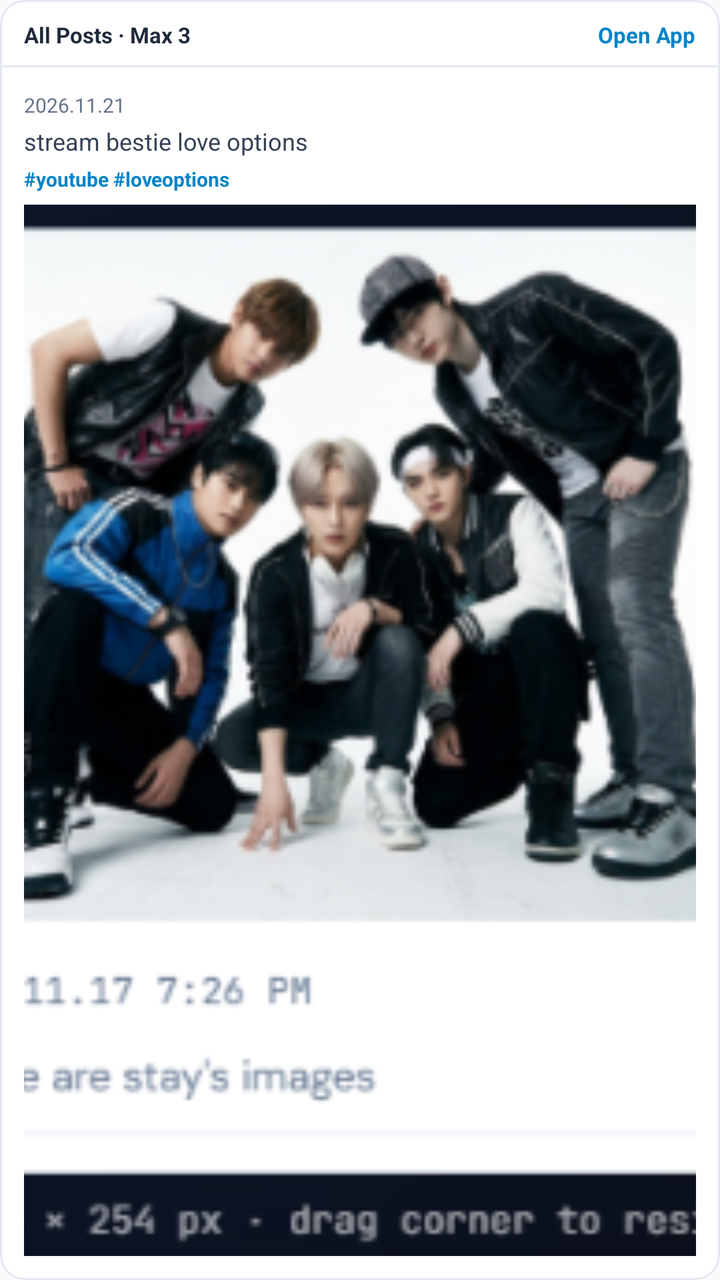
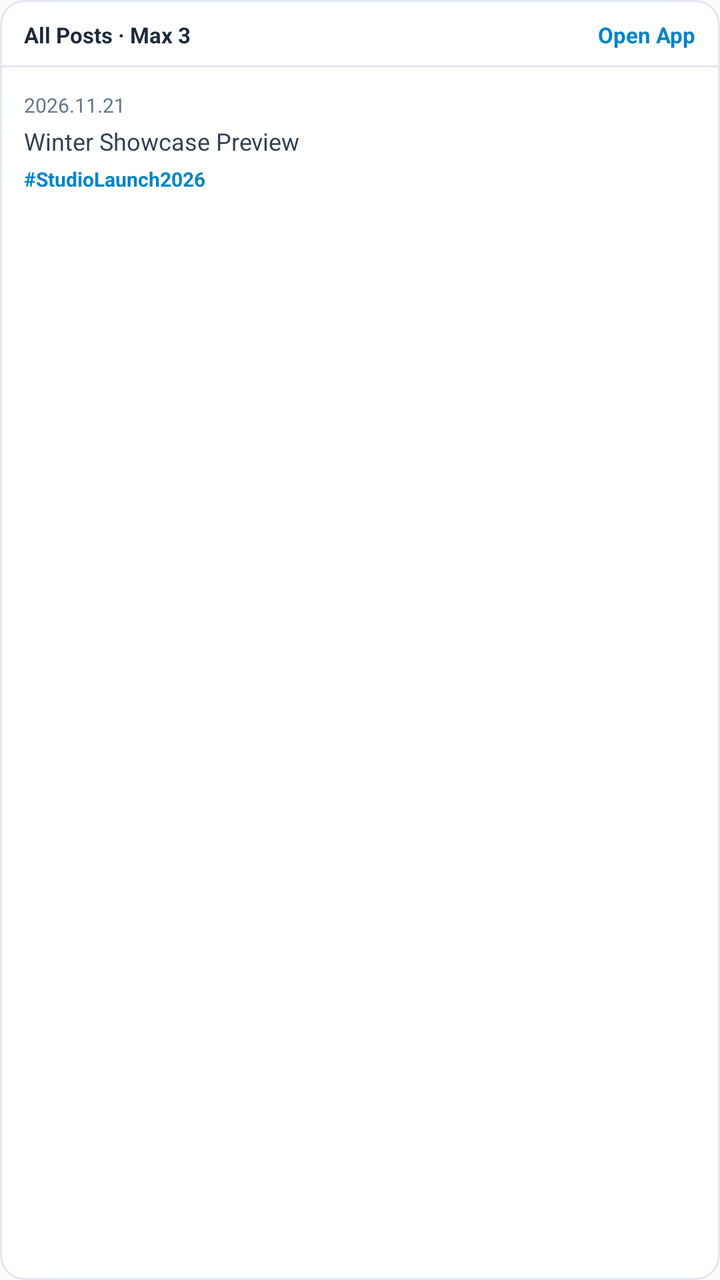

An Android layout rendered at two revisions. The XML below is the earlier revision; the diff shows what the commit changed to produce the second picture.
<!-- AndroidManifest.xml: application theme AppTheme -->
<!-- res/layout/widget_feed_card_preview.xml -->
<?xml version="1.0" encoding="utf-8"?>
<LinearLayout xmlns:android="http://schemas.android.com/apk/res/android"
    android:layout_width="match_parent"
    android:layout_height="match_parent"
    android:orientation="vertical"
    android:background="@drawable/widget_surface_crisp"
    android:padding="0dp">

    
    <LinearLayout
        android:layout_width="match_parent"
        android:layout_height="wrap_content"
        android:orientation="horizontal"
        android:gravity="center_vertical"
        android:paddingStart="12dp"
        android:paddingEnd="12dp"
        android:paddingTop="10dp"
        android:paddingBottom="8dp">

        <TextView
            android:layout_width="0dp"
            android:layout_height="wrap_content"
            android:layout_weight="1"
            android:text="All Posts · Max 3"
            android:textSize="11sp"
            android:textStyle="bold"
            android:textColor="#1E293B" />

        <TextView
            android:layout_width="wrap_content"
            android:layout_height="wrap_content"
            android:text="Open App"
            android:textSize="11sp"
            android:textStyle="bold"
            android:textColor="#0284C7" />
    </LinearLayout>

    <ImageView
        android:layout_width="match_parent"
        android:layout_height="1dp"
        android:src="@drawable/widget_divider"
        android:scaleType="fitXY"
        android:contentDescription="" />

    
    <LinearLayout
        android:layout_width="match_parent"
        android:layout_height="0dp"
        android:layout_weight="1"
        android:orientation="vertical"
        android:padding="12dp">

        <TextView
            android:layout_width="wrap_content"
            android:layout_height="wrap_content"
            android:text="2026.11.21"
            android:textSize="10sp"
            android:textColor="#64748B" />

        <TextView
            android:layout_width="match_parent"
            android:layout_height="wrap_content"
            android:layout_marginTop="3dp"
            android:text="stream bestie love options"
            android:textSize="12sp"
            android:textColor="#334155" />

        <TextView
            android:layout_width="match_parent"
            android:layout_height="wrap_content"
            android:layout_marginTop="4dp"
            android:text="#youtube #loveoptions"
            android:textSize="10sp"
            android:textStyle="bold"
            android:textColor="#0284C7" />

        <ImageView
            android:layout_width="match_parent"
            android:layout_height="0dp"
            android:layout_weight="1"
            android:layout_marginTop="6dp"
            android:adjustViewBounds="true"
            android:scaleType="centerCrop"
            android:src="@drawable/widget_preview_single_post"
            android:contentDescription="Post media" />
    </LinearLayout>

</LinearLayout>
<!-- resources referenced by this layout -->
<resources>
  <!-- drawable widget_divider (drawable) -->
  <?xml version="1.0" encoding="utf-8"?>
  <shape xmlns:android="http://schemas.android.com/apk/res/android"
      android:shape="rectangle">
      <solid android:color="#E2E8F0" />
      <size android:height="1dp" />
  </shape>
  <!-- drawable widget_preview_single_post: png bitmap (drawable, 114588 bytes) -->
  <!-- drawable widget_surface_crisp (drawable) -->
  <?xml version="1.0" encoding="utf-8"?>
  <shape xmlns:android="http://schemas.android.com/apk/res/android"
      android:shape="rectangle">
      <solid android:color="#FFFFFF" />
      <stroke android:width="1dp" android:color="#E2E8F0" />
      <corners android:radius="12dp" />
  </shape>
  <style name="AppTheme" parent="Theme.AppCompat.Light.DarkActionBar">
          
          <item name="colorPrimary">@color/colorPrimary</item>
          <item name="colorPrimaryDark">@color/colorPrimaryDark</item>
          <item name="colorAccent">@color/colorAccent</item>
      </style>
</resources>

<!-- the commit's change to res/layout/widget_feed_card_preview.xml (unified diff, before → after) -->
@@ -61,7 +61,7 @@
             android:layout_width="match_parent"
             android:layout_height="wrap_content"
             android:layout_marginTop="3dp"
-            android:text="stream bestie love options"
+            android:text="Winter Showcase Preview"
             android:textSize="12sp"
             android:textColor="#334155" />
 
@@ -69,20 +69,10 @@
             android:layout_width="match_parent"
             android:layout_height="wrap_content"
             android:layout_marginTop="4dp"
-            android:text="#youtube #loveoptions"
+            android:text="#StudioLaunch2026"
             android:textSize="10sp"
             android:textStyle="bold"
             android:textColor="#0284C7" />
-
-        <ImageView
-            android:layout_width="match_parent"
-            android:layout_height="0dp"
-            android:layout_weight="1"
-            android:layout_marginTop="6dp"
-            android:adjustViewBounds="true"
-            android:scaleType="centerCrop"
-            android:src="@drawable/widget_preview_single_post"
-            android:contentDescription="Post media" />
     </LinearLayout>
 
 </LinearLayout>
<!-- resource entries referenced after the edit -->
@@ -7,7 +7,6 @@
       <solid android:color="#E2E8F0" />
       <size android:height="1dp" />
   </shape>
-  <!-- drawable widget_preview_single_post: png bitmap (drawable, 114588 bytes) -->
   <!-- drawable widget_surface_crisp (drawable) -->
   <?xml version="1.0" encoding="utf-8"?>
   <shape xmlns:android="http://schemas.android.com/apk/res/android"
